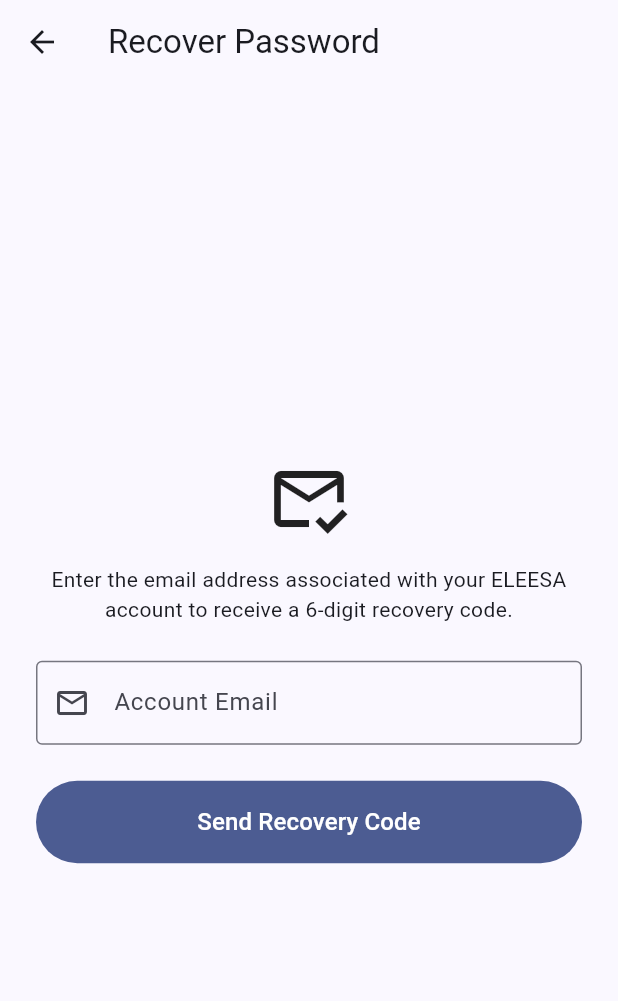
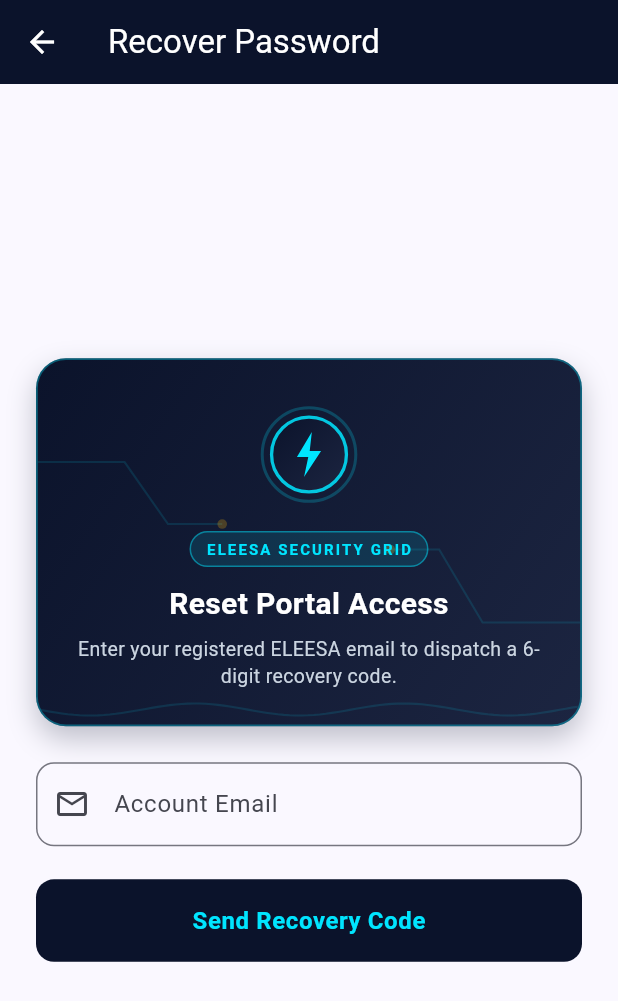
Before and after one commit to Remeek01/eleesa-mobile-app, a Flutter app: the screen it shows after launch, after a tap on "Forgot Password?", on a phone screen of 412 x 824 dp. Shown: the top 1001 px of the screen. Run offline on Flutter 3.47's test engine with Material 3 defaults, Android fonts, the phone set to English and light mode, and no system bars.

Commit message:
Add electrical UI animations, cold-start banner, and 60s resend timer

```diff
--- a/lib/screens/auth/forgot_password_screen.dart
+++ b/lib/screens/auth/forgot_password_screen.dart
@@ -1,5 +1,7 @@
+import 'dart:async';
 import 'package:flutter/material.dart';
 import '../../services/auth_service.dart';
+import '../../widgets/electric_ui.dart';
 
 class ForgotPasswordScreen extends StatefulWidget {
   const ForgotPasswordScreen({super.key});
@@ -18,22 +20,54 @@ class _ForgotPasswordScreenState extends State<ForgotPasswordScreen> {
   bool _isLoading = false;
   bool _codeSent = false;
   bool _obscurePassword = true;
+  String? _serverStatus;
 
-  Future<void> _handleSendCode() async {
-    if (!_formKey.currentState!.validate()) return;
+  Timer? _resendTimer;
+  int _resendSecondsRemaining = 0;
 
-    setState(() => _isLoading = true);
+  void _startResendCooldown() {
+    _resendTimer?.cancel();
+    setState(() => _resendSecondsRemaining = 60);
+
+    _resendTimer = Timer.periodic(const Duration(seconds: 1), (timer) {
+      if (!mounted) {
+        timer.cancel();
+        return;
+      }
+      if (_resendSecondsRemaining <= 1) {
+        timer.cancel();
+        setState(() => _resendSecondsRemaining = 0);
+      } else {
+        setState(() => _resendSecondsRemaining--);
+      }
+    });
+  }
+
+  Future<void> _handleSendCode({bool isResend = false}) async {
+    if (!isResend && !_formKey.currentState!.validate()) return;
+    if (isResend && !_emailController.text.contains('@')) return;
+
+    setState(() {
+      _isLoading = true;
+      _serverStatus = null;
+    });
+
     try {
       final message = await _authService.requestPasswordReset(
         email: _emailController.text,
+        onStatusChange: (status) {
+          if (mounted) setState(() => _serverStatus = status);
+        },
       );
       if (!mounted) return;
       setState(() => _codeSent = true);
+      _startResendCooldown();
+
       ScaffoldMessenger.of(context).showSnackBar(
         SnackBar(
           content: Text(message),
           backgroundColor: Colors.green.shade700,
-          duration: const Duration(seconds: 8),
+          duration: const Duration(seconds: 6),
         ),
       );
     } catch (e) {
@@ -45,25 +79,40 @@ class _ForgotPasswordScreenState extends State<ForgotPasswordScreen> {
         ),
       );
     } finally {
-      if (mounted) setState(() => _isLoading = false);
+      if (mounted) {
+        setState(() {
+          _isLoading = false;
+          _serverStatus = null;
+        });
+      }
     }
   }
 
   Future<void> _handleResetPassword() async {
     if (!_formKey.currentState!.validate()) return;
 
-    setState(() => _isLoading = true);
+    setState(() {
+      _isLoading = true;
+      _serverStatus = null;
+    });
+
     try {
       final message = await _authService.resetPassword(
         email: _emailController.text,
         resetCode: _codeController.text,
         newPassword: _newPasswordController.text,
+        onStatusChange: (status) {
+          if (mounted) setState(() => _serverStatus = status);
+        },
       );
       if (!mounted) return;
       ScaffoldMessenger.of(context).showSnackBar(
-        SnackBar(content: Text(message), backgroundColor: Colors.green.shade700),
+        SnackBar(
+          content: Text(message),
+          backgroundColor: Colors.green.shade700,
+        ),
       );
-      Navigator.pop(context); // Return to LoginScreen
+      Navigator.pop(context);
     } catch (e) {
       if (!mounted) return;
       ScaffoldMessenger.of(context).showSnackBar(
@@ -73,12 +122,18 @@ class _ForgotPasswordScreenState extends State<ForgotPasswordScreen> {
         ),
       );
     } finally {
-      if (mounted) setState(() => _isLoading = false);
+      if (mounted) {
+        setState(() {
+          _isLoading = false;
+          _serverStatus = null;
+        });
+      }
     }
   }
 
   @override
   void dispose() {
+    _resendTimer?.cancel();
     _emailController.dispose();
     _codeController.dispose();
     _newPasswordController.dispose();
@@ -88,62 +143,102 @@ class _ForgotPasswordScreenState extends State<ForgotPasswordScreen> {
   @override
   Widget build(BuildContext context) {
     return Scaffold(
-      appBar: AppBar(title: const Text('Recover Password')),
+      appBar: AppBar(
+        title: const Text('Recover Password'),
+        backgroundColor: EleesaColors.deepNavy,
+        foregroundColor: Colors.white,
+        elevation: 0,
+      ),
       body: SafeArea(
         child: Center(
           child: SingleChildScrollView(
             padding: const EdgeInsets.all(24),
             child: ConstrainedBox(
-              constraints: const BoxConstraints(maxWidth: 420),
+              constraints: const BoxConstraints(maxWidth: 430),
               child: Form(
                 key: _formKey,
                 child: Column(
                   crossAxisAlignment: CrossAxisAlignment.stretch,
                   children: [
-                    Icon(
-                      _codeSent ? Icons.lock_reset_rounded : Icons.mark_email_read_outlined,
-                      size: 56,
-                    ),
-                    const SizedBox(height: 16),
-                    Text(
-                      _codeSent
-                          ? 'Enter the 6-digit recovery code and choose a new password.'
-                          : 'Enter the email address associated with your ELEESA account to receive a 6-digit recovery code.',
-                      textAlign: TextAlign.center,
+                    CircuitGridHeader(
+                      title: _codeSent ? 'Verify Recovery Pulse' : 'Reset Portal Access',
+                      subtitle: _codeSent
+                          ? 'Enter the 6-digit code sent to your inbox and set a new password.'
+                          : 'Enter your registered ELEESA email to dispatch a 6-digit recovery code.',
+                      isStepTwo: _codeSent,
                     ),
                     const SizedBox(height: 24),
                     TextFormField(
                       controller: _emailController,
-                      enabled: !_codeSent,
+                      enabled: !_codeSent && !_isLoading,
                       keyboardType: TextInputType.emailAddress,
-                      decoration: const InputDecoration(
+                      decoration: InputDecoration(
                         labelText: 'Account Email',
-                        prefixIcon: Icon(Icons.email_outlined),
-                        border: OutlineInputBorder(),
+                        prefixIcon: const Icon(Icons.email_outlined),
+                        border: OutlineInputBorder(
+                          borderRadius: BorderRadius.circular(12),
                         ),
-                      validator: (v) =>
-                          (v == null || !v.contains('@')) ? 'Enter a valid email address' : null,
                       ),
-                    if (_codeSent) ...[
-                      Align(
-                        alignment: Alignment.centerRight,
-                        child: TextButton(
-                          onPressed: () => setState(() {
+                      validator: (v) => (v == null || !v.contains('@'))
+                          ? 'Enter a valid email address'
+                          : null,
+                    ),
+                    AnimatedSize(
+                      duration: const Duration(milliseconds: 320),
+                      curve: Curves.easeOutCubic,
+                      child: !_codeSent
+                          ? const SizedBox.shrink()
+                          : Column(
+                              crossAxisAlignment: CrossAxisAlignment.stretch,
+                              children: [
+                                Row(
+                                  mainAxisAlignment: MainAxisAlignment.spaceBetween,
+                                  children: [
+                                    TextButton(
+                                      onPressed: _isLoading
+                                          ? null
+                                          : () {
+                                              _resendTimer?.cancel();
+                                              setState(() {
                                                 _codeSent = false;
+                                                _resendSecondsRemaining = 0;
                                                 _codeController.clear();
                                                 _newPasswordController.clear();
-                          }),
+                                              });
+                                            },
                                       child: const Text('Change email'),
                                     ),
+                                    TextButton(
+                                      onPressed: (_isLoading || _resendSecondsRemaining > 0)
+                                          ? null
+                                          : () => _handleSendCode(isResend: true),
+                                      child: Text(
+                                        _resendSecondsRemaining > 0
+                                            ? 'Resend code in ${_resendSecondsRemaining}s'
+                                            : 'Resend Code',
+                                        style: TextStyle(
+                                          fontWeight: FontWeight.w600,
+                                          color: _resendSecondsRemaining > 0
+                                              ? Colors.grey
+                                              : EleesaColors.slateBlue,
                                         ),
-                      const SizedBox(height: 8),
+                                      ),
+                                    ),
+                                  ],
+                                ),
+                                const SizedBox(height: 6),
                                 TextFormField(
                                   controller: _codeController,
+                                  enabled: !_isLoading,
                                   keyboardType: TextInputType.number,
-                        decoration: const InputDecoration(
+                                  maxLength: 6,
+                                  decoration: InputDecoration(
                                     labelText: '6-Digit Recovery Code',
-                          prefixIcon: Icon(Icons.pin_outlined),
-                          border: OutlineInputBorder(),
+                                    counterText: '',
+                                    prefixIcon: const Icon(Icons.pin_outlined),
+                                    border: OutlineInputBorder(
+                                      borderRadius: BorderRadius.circular(12),
+                                    ),
                                   ),
                                   validator: (v) => (v == null || v.trim().length < 6)
                                       ? 'Enter the 6-digit code'
@@ -152,14 +247,23 @@ class _ForgotPasswordScreenState extends State<ForgotPasswordScreen> {
                                 const SizedBox(height: 16),
                                 TextFormField(
                                   controller: _newPasswordController,
+                                  enabled: !_isLoading,
                                   obscureText: _obscurePassword,
                                   decoration: InputDecoration(
                                     labelText: 'New Password',
                                     prefixIcon: const Icon(Icons.lock_outline),
-                          border: const OutlineInputBorder(),
+                                    border: OutlineInputBorder(
+                                      borderRadius: BorderRadius.circular(12),
+                                    ),
                                     suffixIcon: IconButton(
-                            icon: Icon(_obscurePassword ? Icons.visibility : Icons.visibility_off),
-                            onPressed: () => setState(() => _obscurePassword = !_obscurePassword),
+                                      icon: Icon(
+                                        _obscurePassword
+                                            ? Icons.visibility
+                                            : Icons.visibility_off,
+                                      ),
+                                      onPressed: () => setState(
+                                        () => _obscurePassword = !_obscurePassword,
+                                      ),
                                     ),
                                   ),
                                   validator: (v) => (v == null || v.length < 6)
@@ -167,21 +271,38 @@ class _ForgotPasswordScreenState extends State<ForgotPasswordScreen> {
                                       : null,
                                 ),
                               ],
-                    const SizedBox(height: 24),
+                            ),
+                    ),
+                    ColdStartStatusBanner(statusMessage: _serverStatus),
+                    const SizedBox(height: 22),
                     FilledButton(
                       onPressed: _isLoading
                           ? null
-                          : (_codeSent ? _handleResetPassword : _handleSendCode),
-                      style: FilledButton.styleFrom(padding: const EdgeInsets.symmetric(vertical: 16)),
+                          : (_codeSent ? _handleResetPassword : () => _handleSendCode()),
+                      style: FilledButton.styleFrom(
+                        backgroundColor: EleesaColors.deepNavy,
+                        foregroundColor: EleesaColors.electricCyan,
+                        padding: const EdgeInsets.symmetric(vertical: 16),
+                        shape: RoundedRectangleBorder(
+                          borderRadius: BorderRadius.circular(12),
+                        ),
+                      ),
                       child: _isLoading
                           ? const SizedBox(
                               height: 20,
                               width: 20,
-                              child: CircularProgressIndicator(strokeWidth: 2, color: Colors.white),
+                              child: CircularProgressIndicator(
+                                strokeWidth: 2.2,
+                                color: EleesaColors.electricCyan,
+                              ),
                             )
                           : Text(
                               _codeSent ? 'Reset Password' : 'Send Recovery Code',
-                              style: const TextStyle(fontSize: 16),
+                              style: const TextStyle(
+                                fontSize: 16,
+                                fontWeight: FontWeight.w700,
+                                letterSpacing: 0.4,
+                              ),
                             ),
                     ),
                   ],
--- /dev/null
+++ b/lib/widgets/electric_ui.dart
@@ -0,0 +1,343 @@
+import 'dart:math' as math;
+import 'package:flutter/material.dart';
+
+class EleesaColors {
+  static const Color deepNavy = Color(0xFF0B132B);
+  static const Color slateBlue = Color(0xFF1C2541);
+  static const Color electricCyan = Color(0xFF00E5FF);
+  static const Color highVoltageAmber = Color(0xFFFFB703);
+}
+
+/// Animated high-voltage lightning emblem with pulsing energy rings.
+class ElectricPulseBadge extends StatefulWidget {
+  final bool isActive;
+  final double size;
+
+  const ElectricPulseBadge({
+    super.key,
+    this.isActive = false,
+    this.size = 76,
+  });
+
+  @override
+  State<ElectricPulseBadge> createState() => _ElectricPulseBadgeState();
+}
+
+class _ElectricPulseBadgeState extends State<ElectricPulseBadge>
+    with SingleTickerProviderStateMixin {
+  late final AnimationController _controller;
+
+  @override
+  void initState() {
+    super.initState();
+    _controller = AnimationController(
+      vsync: this,
+      duration: const Duration(milliseconds: 2200),
+    )..repeat();
+  }
+
+  @override
+  void dispose() {
+    _controller.dispose();
+    super.dispose();
+  }
+
+  @override
+  Widget build(BuildContext context) {
+    final accent = widget.isActive
+        ? EleesaColors.highVoltageAmber
+        : EleesaColors.electricCyan;
+
+    return SizedBox(
+      width: widget.size,
+      height: widget.size,
+      child: AnimatedBuilder(
+        animation: _controller,
+        builder: (context, _) {
+          return CustomPaint(
+            painter: _ElectricBadgePainter(
+              progress: _controller.value,
+              accentColor: accent,
+            ),
+          );
+        },
+      ),
+    );
+  }
+}
+
+class _ElectricBadgePainter extends CustomPainter {
+  final double progress;
+  final Color accentColor;
+
+  _ElectricBadgePainter({
+    required this.progress,
+    required this.accentColor,
+  });
+
+  @override
+  void paint(Canvas canvas, Size size) {
+    final center = Offset(size.width / 2, size.height / 2);
+    final maxRadius = size.width / 2;
+
+    // Outer expanding pulse wave
+    final pulseRadius = maxRadius * (0.62 + 0.36 * progress);
+    final pulseOpacity = (1.0 - progress).clamp(0.0, 1.0) * 0.45;
+    final pulsePaint = Paint()
+      ..color = accentColor.withValues(alpha: pulseOpacity)
+      ..style = PaintingStyle.stroke
+      ..strokeWidth = 2.0;
+    canvas.drawCircle(center, pulseRadius, pulsePaint);
+
+    // Core dark circuit disc
+    final coreRadius = maxRadius * 0.64;
+    final bgPaint = Paint()
+      ..shader = const LinearGradient(
+        begin: Alignment.topLeft,
+        end: Alignment.bottomRight,
+        colors: [EleesaColors.deepNavy, EleesaColors.slateBlue],
+      ).createShader(Rect.fromCircle(center: center, radius: coreRadius));
+    canvas.drawCircle(center, coreRadius, bgPaint);
+
+    // Core metallic border
+    final borderPaint = Paint()
+      ..color = accentColor.withValues(alpha: 0.85)
+      ..style = PaintingStyle.stroke
+      ..strokeWidth = 2.2;
+    canvas.drawCircle(center, coreRadius, borderPaint);
+
+    // Custom vector lightning bolt (immune to icon font tree-shaking)
+    final w = coreRadius * 0.95;
+    final h = coreRadius * 1.15;
+    final bolt = Path()
+      ..moveTo(center.dx + w * 0.08, center.dy - h * 0.52)
+      ..lineTo(center.dx - w * 0.34, center.dy + h * 0.06)
+      ..lineTo(center.dx - w * 0.02, center.dy + h * 0.06)
+      ..lineTo(center.dx - w * 0.14, center.dy + h * 0.52)
+      ..lineTo(center.dx + w * 0.34, center.dy - h * 0.08)
+      ..lineTo(center.dx + w * 0.02, center.dy - h * 0.08)
+      ..close();
+
+    final boltPaint = Paint()
+      ..color = accentColor
+      ..style = PaintingStyle.fill;
+    canvas.drawPath(bolt, boltPaint);
+  }
+
+  @override
+  bool shouldRepaint(covariant _ElectricBadgePainter oldDelegate) {
+    return oldDelegate.progress != progress ||
+        oldDelegate.accentColor != accentColor;
+  }
+}
+
+/// Decorative PCB circuit trace header for ELEESA auth screens.
+class CircuitGridHeader extends StatelessWidget {
+  final String title;
+  final String subtitle;
+  final bool isStepTwo;
+
+  const CircuitGridHeader({
+    super.key,
+    required this.title,
+    required this.subtitle,
+    this.isStepTwo = false,
+  });
+
+  @override
+  Widget build(BuildContext context) {
+    return Container(
+      width: double.infinity,
+      decoration: BoxDecoration(
+        borderRadius: BorderRadius.circular(20),
+        gradient: const LinearGradient(
+          begin: Alignment.topLeft,
+          end: Alignment.bottomRight,
+          colors: [EleesaColors.deepNavy, EleesaColors.slateBlue],
+        ),
+        border: Border.all(
+          color: EleesaColors.electricCyan.withValues(alpha: 0.35),
+          width: 1.2,
+        ),
+        boxShadow: [
+          BoxShadow(
+            color: EleesaColors.deepNavy.withValues(alpha: 0.25),
+            blurRadius: 16,
+            offset: const Offset(0, 8),
+          ),
+        ],
+      ),
+      child: ClipRRect(
+        borderRadius: BorderRadius.circular(19),
+        child: CustomPaint(
+          painter: _CircuitTracePainter(),
+          child: Padding(
+            padding: const EdgeInsets.symmetric(horizontal: 20, vertical: 24),
+            child: Column(
+              children: [
+                ElectricPulseBadge(isActive: isStepTwo, size: 78),
+                const SizedBox(height: 12),
+                Container(
+                  padding: const EdgeInsets.symmetric(horizontal: 10, vertical: 4),
+                  decoration: BoxDecoration(
+                    color: EleesaColors.electricCyan.withValues(alpha: 0.12),
+                    borderRadius: BorderRadius.circular(20),
+                    border: Border.all(
+                      color: EleesaColors.electricCyan.withValues(alpha: 0.45),
+                    ),
+                  ),
+                  child: const Text(
+                    'ELEESA SECURITY GRID',
+                    style: TextStyle(
+                      color: EleesaColors.electricCyan,
+                      fontSize: 10,
+                      fontWeight: FontWeight.w700,
+                      letterSpacing: 1.4,
+                    ),
+                  ),
+                ),
+                const SizedBox(height: 10),
+                Text(
+                  title,
+                  textAlign: TextAlign.center,
+                  style: const TextStyle(
+                    color: Colors.white,
+                    fontSize: 20,
+                    fontWeight: FontWeight.bold,
+                  ),
+                ),
+                const SizedBox(height: 6),
+                Text(
+                  subtitle,
+                  textAlign: TextAlign.center,
+                  style: const TextStyle(
+                    color: Color(0xFFCBD5E1),
+                    fontSize: 13,
+                    height: 1.4,
+                  ),
+                ),
+              ],
+            ),
+          ),
+        ),
+      ),
+    );
+  }
+}
+
+class _CircuitTracePainter extends CustomPainter {
+  @override
+  void paint(Canvas canvas, Size size) {
+    final tracePaint = Paint()
+      ..color = EleesaColors.electricCyan.withValues(alpha: 0.12)
+      ..style = PaintingStyle.stroke
+      ..strokeWidth = 1.4;
+
+    final nodePaint = Paint()
+      ..color = EleesaColors.highVoltageAmber.withValues(alpha: 0.25)
+      ..style = PaintingStyle.fill;
+
+    // Left PCB trace
+    final leftPath = Path()
+      ..moveTo(0, size.height * 0.28)
+      ..lineTo(size.width * 0.16, size.height * 0.28)
+      ..lineTo(size.width * 0.24, size.height * 0.45)
+      ..lineTo(size.width * 0.34, size.height * 0.45);
+    canvas.drawPath(leftPath, tracePaint);
+    canvas.drawCircle(Offset(size.width * 0.34, size.height * 0.45), 3.2, nodePaint);
+
+    // Right PCB trace
+    final rightPath = Path()
+      ..moveTo(size.width, size.height * 0.72)
+      ..lineTo(size.width * 0.82, size.height * 0.72)
+      ..lineTo(size.width * 0.74, size.height * 0.52)
+      ..lineTo(size.width * 0.65, size.height * 0.52);
+    canvas.drawPath(rightPath, tracePaint);
+    canvas.drawCircle(Offset(size.width * 0.65, size.height * 0.52), 3.2, nodePaint);
+
+    // Subtle sine-wave accent along bottom
+    final wavePath = Path();
+    for (double x = 0; x <= size.width; x += 4) {
+      final y = size.height - 10 + math.sin(x * 0.045) * 4;
+      if (x == 0) {
+        wavePath.moveTo(x, y);
+      } else {
+        wavePath.lineTo(x, y);
+      }
+    }
+    canvas.drawPath(wavePath, tracePaint);
+  }
+
+  @override
+  bool shouldRepaint(covariant CustomPainter oldDelegate) => false;
+}
+
+/// Subtle animated banner shown when Render takes > 3s to wake from sleep.
+class ColdStartStatusBanner extends StatelessWidget {
+  final String? statusMessage;
+
+  const ColdStartStatusBanner({
+    super.key,
+    required this.statusMessage,
+  });
+
+  @override
+  Widget build(BuildContext context) {
+    return AnimatedSize(
+      duration: const Duration(milliseconds: 280),
+      curve: Curves.easeOutCubic,
+      child: statusMessage == null
+          ? const SizedBox.shrink()
+          : Container(
+              margin: const EdgeInsets.only(top: 14),
+              padding: const EdgeInsets.symmetric(horizontal: 14, vertical: 12),
+              decoration: BoxDecoration(
+                color: EleesaColors.deepNavy,
+                borderRadius: BorderRadius.circular(12),
+                border: Border.all(
+                  color: EleesaColors.highVoltageAmber.withValues(alpha: 0.65),
+                ),
+              ),
+              child: Column(
+                crossAxisAlignment: CrossAxisAlignment.start,
+                children: [
+                  Row(
+                    children: [
+                      const SizedBox(
+                        width: 14,
+                        height: 14,
+                        child: CircularProgressIndicator(
+                          strokeWidth: 2,
+                          color: EleesaColors.highVoltageAmber,
+                        ),
+                      ),
+                      const SizedBox(width: 10),
+                      Expanded(
+                        child: Text(
+                          statusMessage!,
+                          style: const TextStyle(
+                            color: Colors.white,
+                            fontSize: 12.5,
+                            fontWeight: FontWeight.w500,
+                          ),
+                        ),
+                      ),
+                    ],
+                  ),
+                  const SizedBox(height: 8),
+                  ClipRRect(
+                    borderRadius: BorderRadius.circular(4),
+                    child: LinearProgressIndicator(
+                      minHeight: 3,
+                      backgroundColor: Colors.white.withValues(alpha: 0.12),
+                      valueColor: const AlwaysStoppedAnimation<Color>(
+                        EleesaColors.electricCyan,
+                      ),
+                    ),
+                  ),
+                ],
+              ),
+            ),
+    );
+  }
+}
```
Also changed, not shown: lib/services/auth_service.dart (+88 -45 lines). Lines whose indentation alone changed are shown as unchanged.
